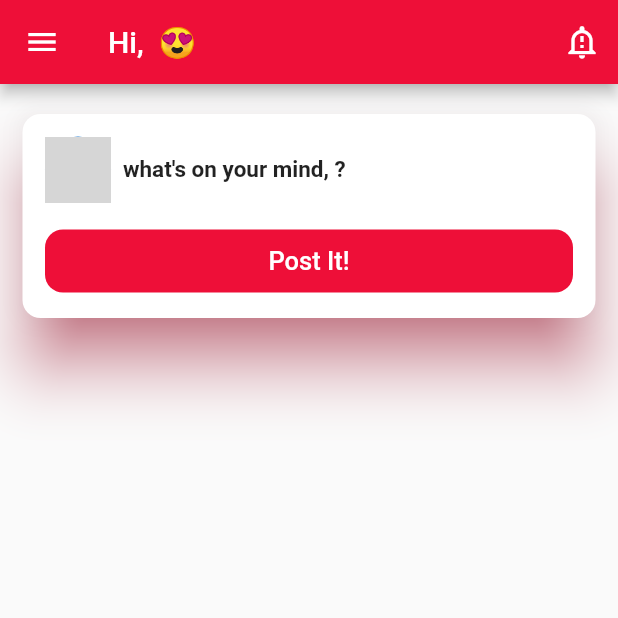
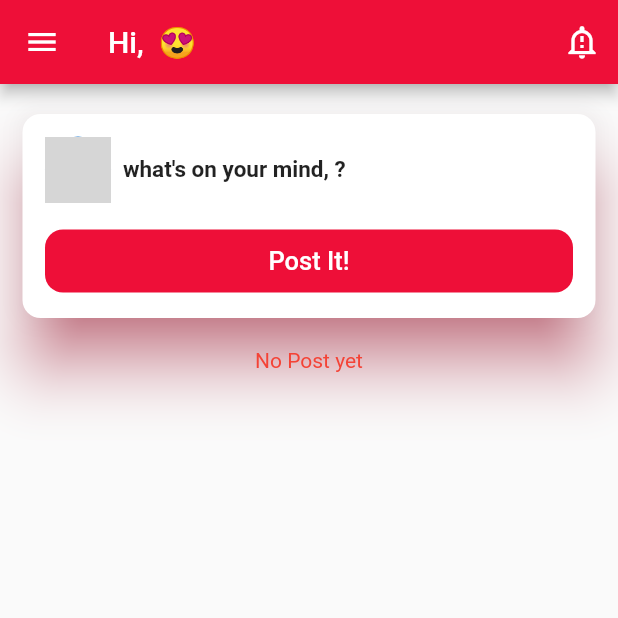
Before and after one commit to jazebjaved/flutter_social_media_app, a Flutter app: the screen it shows once a user with an empty profile is signed in, on a phone screen of 412 x 824 dp, the top half of it. Run offline on Flutter 3.47's test engine with Material 2 defaults, Android fonts, the phone set to English and light mode, and no system bars; drawn by our look-alikes of stylish_bottom_bar; our stand-ins replace cached_network_image, cloud_firestore, emoji_picker_flutter, firebase_auth, firebase_core, firebase_storage and 2 more; accounts and stored records are empty; network calls fail; Roboto replaces fonts that are missing (Poppins-Regular); grey boxes are pictures that could not be loaded.

Commit message:
only followers post issue fixing

```diff
--- a/lib/screen/news_feed_screen.dart
+++ b/lib/screen/news_feed_screen.dart
@@ -1,14 +1,14 @@
 import 'package:cloud_firestore/cloud_firestore.dart';
-import 'package:firebase_auth/firebase_auth.dart';
 import 'package:first_app/models/post.dart';
+import 'package:first_app/resources/firestore_method.dart';
 import 'package:first_app/widgets/addpost_card.dart';
 import 'package:first_app/widgets/post_card.dart';
 import 'package:flutter/material.dart';
-import 'package:flutter/src/widgets/container.dart';
-import 'package:flutter/src/widgets/framework.dart';
-import 'package:image_picker/image_picker.dart';
+
 import 'package:provider/provider.dart';
+import 'package:rxdart/rxdart.dart';
 import '../models/user.dart' as UserModel;
+import 'package:async/async.dart' show StreamGroup;
 
 import '../provider/user_provider.dart';
 import '../resources/chatApi.dart';
@@ -22,6 +22,15 @@ class NewsFeed extends StatelessWidget {
     UserModel.User? user = Provider.of<UserProvider>(
       context,
     ).getUser;
+
+    Stream<List<DocumentSnapshot>> combine2Streams(
+        Stream<QuerySnapshot> stream1, Stream<QuerySnapshot> stream2) {
+      return Rx.combineLatest2(
+          stream1,
+          stream2,
+          (QuerySnapshot a, QuerySnapshot b) =>
+              List.from(a.docs)..addAll(b.docs));
+    }
 
     return Scaffold(
         appBar: AppBar(
@@ -43,25 +52,47 @@ class NewsFeed extends StatelessWidget {
           child: Column(
             children: [
               const addPostCard(),
+              // This Stream is used to get  followers and current user post. it is important as it tool my too much time
               StreamBuilder(
-                stream: FirebaseFirestore.instance
-                    .collection('post')
-                    .orderBy('datePublished', descending: true)
-                    .snapshots(),
-                builder: (context,
-                    AsyncSnapshot<QuerySnapshot<Map<String, dynamic>>>
-                        snapshots) {
+                stream: combine2Streams(
+                  FirebaseFirestore.instance
+                      .collection('post')
+                      .where(
+                        'uid',
+                        isEqualTo: user?.uid,
+                      )
+                      .snapshots(),
+                  FirebaseFirestore.instance
+                      .collection('post')
+                      .where(
+                        'uid',
+                        whereIn: user?.following.isEmpty == true
+                            ? ['it works after putting dymmy data. be remeber']
+                            : user?.following,
+                      )
+                      .snapshots(),
+                ),
+                builder: (context, snapshots) {
                   if (snapshots.connectionState == ConnectionState.waiting) {
                     return const Center(
                       child: CircularProgressIndicator(),
                     );
                   }
-                  final data = snapshots.data?.docs;
+                  final data = snapshots.data;
                   _list = data?.map((e) => Post.fromJson(e)).toList() ?? [];
+                  // _list.add(value);
+                  if (_list.isEmpty) {
+                    return const Center(
+                      child: Text(
+                        'No Post yet',
+                        style: TextStyle(color: Colors.red),
+                      ),
+                    );
+                  }
                   return ListView.builder(
                     physics: NeverScrollableScrollPhysics(),
                     shrinkWrap: true,
-                    itemCount: snapshots.data!.docs.length,
+                    itemCount: _list.length,
                     itemBuilder: (context, index) => postCard(
                       snap: _list[index],
                       user: ChatApi().user.uid,
--- a/pubspec.yaml
+++ b/pubspec.yaml
@@ -45,6 +45,7 @@ dependencies:
   cached_network_image: ^3.2.3
   firebase_messaging: ^14.2.4
   async: ^2.10.0
+  rxdart: ^0.27.7
 
 
 
```
Also changed, not shown: lib/resources/firestore_method.dart (+1 -37 lines), pubspec.lock.
